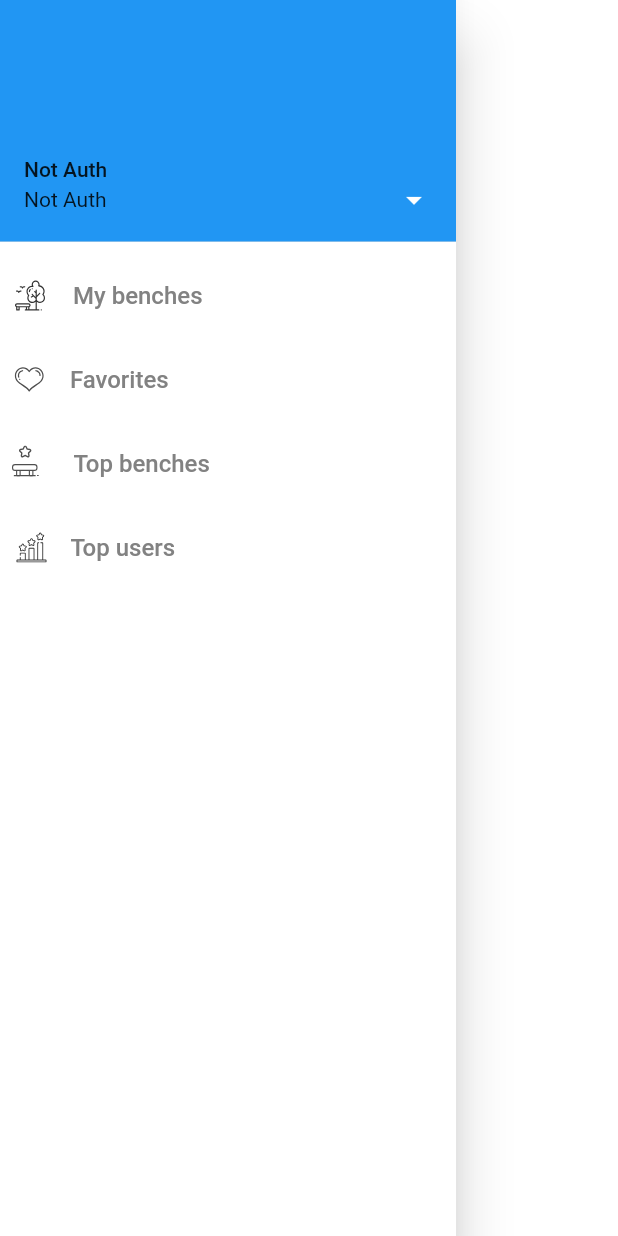
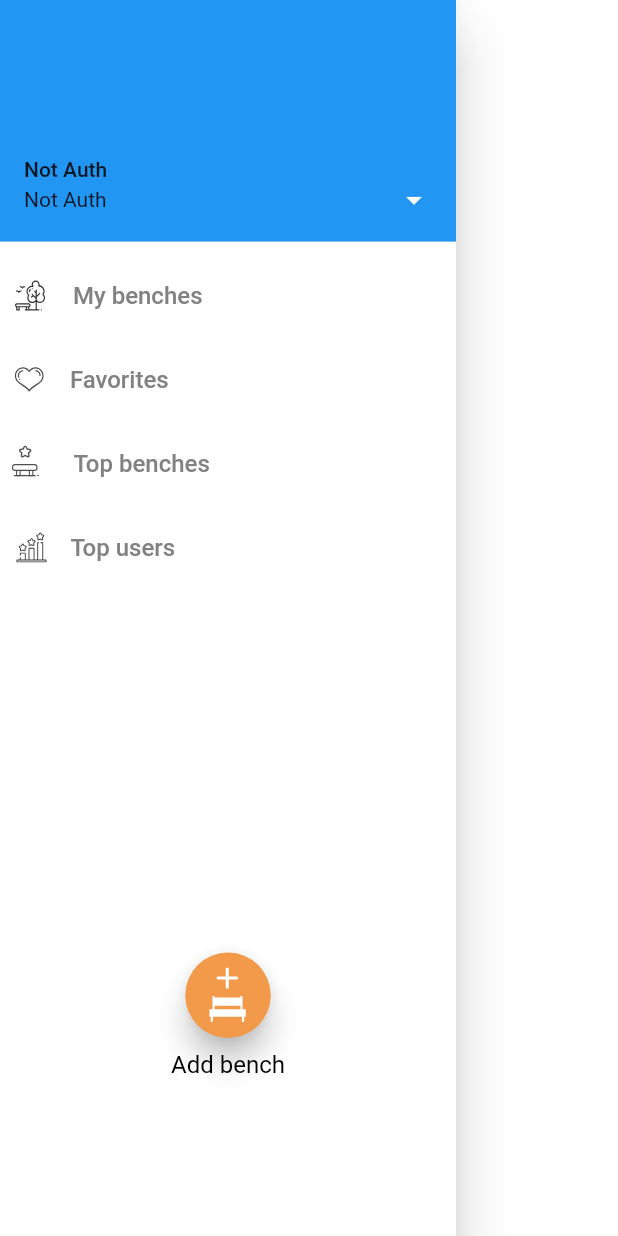
Before and after one commit to Unchuris/omsk-seaty-mobile, a Flutter app: the AppDrawer widget shown alone on an empty page, opened directly, on a phone screen of 412 x 824 dp. Run offline on Flutter 3.47's test engine with Material 2 defaults, Android fonts, the phone set to English and light mode, and no system bars; our stand-ins replace bloc, cached_network_image, camera, carousel_slider, dio, equatable and 12 more; missing offline and left inert: exif, fluster, geocoder; accounts and stored records are empty; network calls fail; statements that could not run were skipped.

Commit message:
add button add bench to drawer

```diff
--- a/lib/ui/widgets/app_drawer.dart
+++ b/lib/ui/widgets/app_drawer.dart
@@ -5,20 +5,11 @@ import 'package:flutter_svg/svg.dart';
 
 import 'package:omsk_seaty_mobile/app_localizations.dart';
 import 'package:omsk_seaty_mobile/blocs/authentication/authentication_bloc.dart';
-import 'package:omsk_seaty_mobile/data/models/bench_type.dart';
-import 'package:omsk_seaty_mobile/data/models/complain_type.dart';
 import 'package:omsk_seaty_mobile/data/models/user.dart';
 import 'package:omsk_seaty_mobile/ui/pages/favorites/favorites.dart';
 import 'package:omsk_seaty_mobile/ui/pages/my_benches/my_benches.dart';
 import 'package:omsk_seaty_mobile/ui/pages/top_benches/top_benches.dart';
 import 'package:omsk_seaty_mobile/ui/pages/top_user/top_user.dart';
-import 'package:omsk_seaty_mobile/ui/widgets/dialog/childs/thanks.dart';
-import 'package:omsk_seaty_mobile/ui/utils/theme_change_bloc.dart';
-import 'package:omsk_seaty_mobile/ui/utils/theme_change_event.dart';
-import 'package:omsk_seaty_mobile/ui/utils/theme_change_state.dart';
-import 'dialog/childs/checkbox_list.dart';
-import 'dialog/dialog_with_child.dart';
-import 'dialog/list_provider.dart';
 
 class AppDrawer extends StatefulWidget {
   const AppDrawer();
@@ -32,8 +23,11 @@ class _AppDrawerState extends State<AppDrawer> {
   Widget build(BuildContext context) {
     return SizedBox(
       child: Drawer(
-        child: ListView(
+        child: Column(
+          mainAxisAlignment: MainAxisAlignment.spaceBetween,
           children: <Widget>[
+            Column(
+              children: [
                 BlocBuilder<AuthenticationBloc, AuthenticationState>(
                   builder: (context, state) {
                     if (state is AuthenticationSuccess)
@@ -43,33 +37,61 @@ class _AppDrawerState extends State<AppDrawer> {
                 ),
                 _createDrawerItem(
                     icon: SvgPicture.asset("assets/myBench.svg"),
-                text:
-                    AppLocalizations.of(context).translate('string_my_benches'),
+                    text: AppLocalizations.of(context)
+                        .translate('string_my_benches'),
                     onTap: () {
                       Navigator.pushNamed(context, MyBenchPage.routeName);
                     }),
                 _createDrawerItem(
                     icon: SvgPicture.asset("assets/favorites.svg"),
-                text:
-                    AppLocalizations.of(context).translate('string_favorites'),
+                    text: AppLocalizations.of(context)
+                        .translate('string_favorites'),
                     onTap: () {
                       Navigator.pushNamed(context, FavoritesPage.routeName);
                     }),
                 _createDrawerItem(
                   icon: SvgPicture.asset("assets/topBenches.svg"),
-              text:
-                  AppLocalizations.of(context).translate('string_top_benches'),
+                  text: AppLocalizations.of(context)
+                      .translate('string_top_benches'),
                   onTap: () {
                     Navigator.pushNamed(context, TopBechesPage.routeName);
                   },
                 ),
                 _createDrawerItem(
                   icon: SvgPicture.asset("assets/topUsers.svg"),
-              text: AppLocalizations.of(context).translate('string_top_users'),
+                  text: AppLocalizations.of(context)
+                      .translate('string_top_users'),
                   onTap: () {
                     Navigator.pushNamed(context, TopUserPage.routeName);
                   },
                 ),
+              ],
+            ),
+            Column(
+              children: [
+                RawMaterialButton(
+                  onPressed: () {
+                    Navigator.pushNamed(context, '/add_bench');
+                  },
+                  elevation: 8.0,
+                  fillColor: Theme.of(context).buttonColor,
+                  child: SvgPicture.asset("assets/ic_add_bench.svg"),
+                  padding: EdgeInsets.only(
+                      left: 16.0, right: 16.0, top: 10, bottom: 10),
+                  shape: CircleBorder(),
+                ),
+                SizedBox(
+                  height: 8.0,
+                ),
+                Text(
+                  AppLocalizations.of(context).translate("string_add_bench"),
+                  style: Theme.of(context).textTheme.bodyText1,
+                ),
+                SizedBox(
+                  height: 105.0,
+                ),
+              ],
+            )
             /*   BlocBuilder<ThemeChangeBloc, ThemeChangeState>(
                 builder: (context, state) {
               return Switch(
```
Lines whose indentation alone changed are shown as unchanged.
